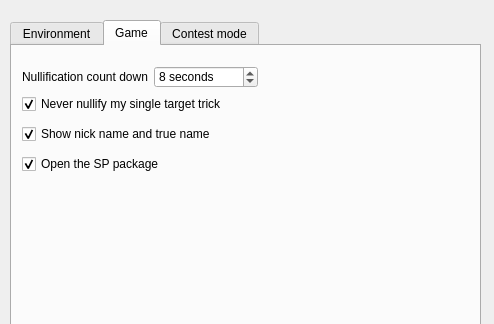
First picture: the form in src/dialog/configdialog.ui, repository wy19890204/Shuihusha, before the edit; both pictures show x 0 to 494 and y 0 to 324 of the 494 by 534 pixel window.
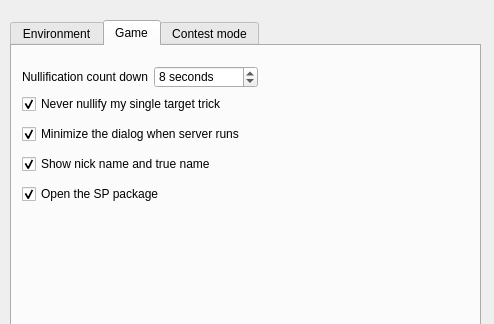
Second picture: the form after the edit. The open tabs and pages were chosen to show the change.

Diff of the .ui file:
```diff
--- a/src/dialog/configdialog.ui
+++ b/src/dialog/configdialog.ui
@@ -508,11 +508,27 @@
       <bool>true</bool>
      </property>
     </widget>
-    <widget class="QCheckBox" name="showAllName">
+    <widget class="QCheckBox" name="minimizecCheckBox">
      <property name="geometry">
       <rect>
        <x>10</x>
        <y>80</y>
+       <width>241</width>
+       <height>16</height>
+      </rect>
+     </property>
+     <property name="text">
+      <string>Minimize the dialog when server runs</string>
+     </property>
+     <property name="checked">
+      <bool>true</bool>
+     </property>
+    </widget>
+    <widget class="QCheckBox" name="showAllName">
+     <property name="geometry">
+      <rect>
+       <x>10</x>
+       <y>110</y>
        <width>239</width>
        <height>16</height>
       </rect>
@@ -528,7 +544,7 @@
      <property name="geometry">
       <rect>
        <x>10</x>
-       <y>110</y>
+       <y>140</y>
        <width>239</width>
        <height>16</height>
       </rect>
```
